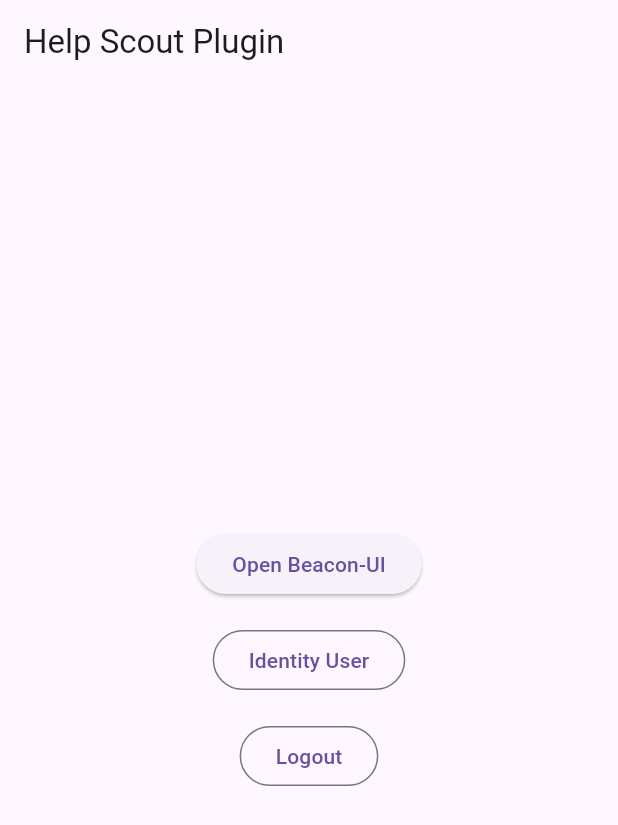
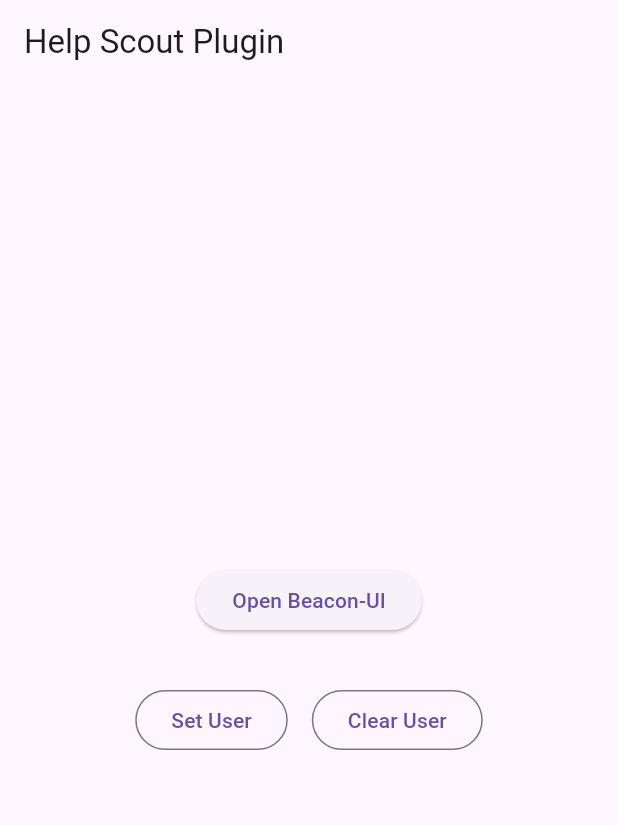
Before and after one commit to coodoo-io/help_scout_beacon, a Flutter app: the screen it shows after launch, after a tap on "Open Beacon-UI", on a phone screen of 412 x 824 dp. Shown: the top 825 px of the screen. Run offline on Flutter 3.47's test engine with Material 3 defaults, Android fonts, the phone set to English and light mode, and no system bars.

Commit message:
feat: Improving demo

```diff
--- a/example/lib/main.dart
+++ b/example/lib/main.dart
@@ -23,25 +23,28 @@ class MyApp extends StatelessWidget {
             children: [
               // Start a beacon ui
               ElevatedButton(
-                onPressed: () => HelpScoutBeacon.open(
-                    settings: HSBeaconSettings(beaconId: 'b3e675c8-77c1-4c80-92b6-c2b30ac71dcd')),
+                onPressed: () =>
+                    HelpScoutBeacon.open(settings: HSBeaconSettings(beaconId: '3a08bb62-4a31-4d40-8cae-31c084c16c89')),
                 child: const Text('Open Beacon-UI'),
               ),
 
-              const SizedBox(height: 16),
+              const SizedBox(height: 32),
 
               // Clear everything
-              OutlinedButton(
-                onPressed: () => HelpScoutBeacon.identify(beaconUser: HSBeaconUser(email: "john.doe@example.com")),
-                child: const Text('Identity User'),
-              ),
-
-              const SizedBox(height: 16),
-
-              // Logout
-              OutlinedButton(
-                onPressed: () => HelpScoutBeacon.logout(),
-                child: const Text('Logout'),
+              Row(
+                mainAxisAlignment: MainAxisAlignment.center,
+                children: [
+                  OutlinedButton(
+                    onPressed: () => HelpScoutBeacon.identify(
+                        beaconUser: HSBeaconUser(email: "john.doe@example.com", name: "John Doe")),
+                    child: const Text('Set User'),
+                  ),
+                  const SizedBox(width: 16),
+                  OutlinedButton(
+                    onPressed: () => HelpScoutBeacon.logout(),
+                    child: const Text('Clear User'),
+                  ),
+                ],
               ),
             ],
           ),
--- a/lib/help_scout_beacon.dart
+++ b/lib/help_scout_beacon.dart
@@ -1,4 +1,3 @@
-
 import 'package:help_scout_beacon/help_scout_beacon_api.g.dart';
 
 class HelpScoutBeacon {
@@ -6,7 +5,8 @@ class HelpScoutBeacon {
     await HelpScoutBeaconApi().identify(beaconUser: beaconUser);
   }
 
-  static Future<void> open({required HSBeaconSettings settings, HSBeaconRoute route = HSBeaconRoute.ask, String? parameter}) async {
+  static Future<void> open(
+      {required HSBeaconSettings settings, HSBeaconRoute route = HSBeaconRoute.ask, String? parameter}) async {
     await HelpScoutBeaconApi().open(settings: settings, route: route, parameter: parameter);
   }
 
```
Also changed, not shown: 1 other file.
